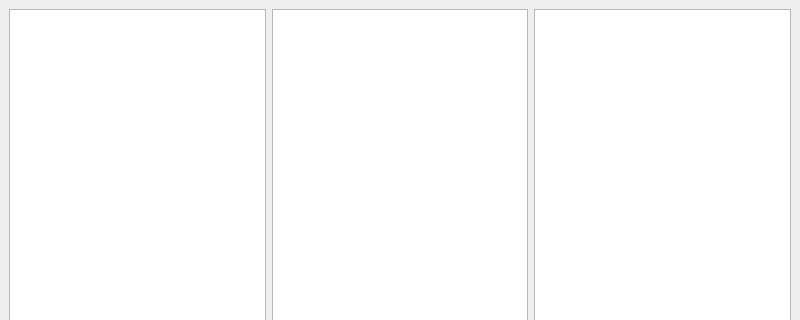
This is mainwindow.ui in junps/mips_simulator_gui as Qt 5 draws it before an edit; both pictures show x 0 to 800 and y 0 to 320 of the 800 by 600 pixel window. The edited form follows.
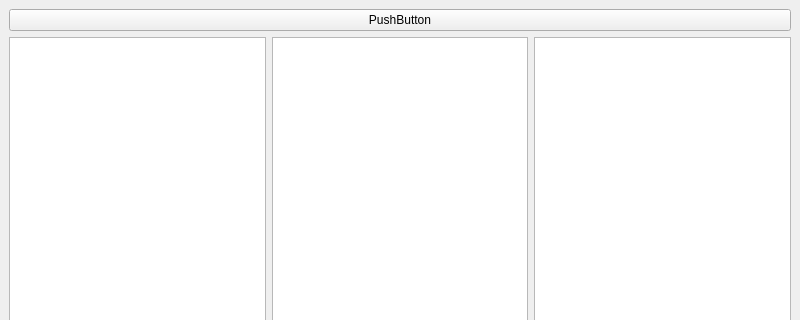
This is the edited form.

```diff
--- a/mainwindow.ui
+++ b/mainwindow.ui
@@ -15,6 +15,13 @@
   </property>
   <widget class="QWidget" name="centralwidget">
    <layout class="QVBoxLayout" name="verticalLayout_2">
+    <item>
+     <widget class="QPushButton" name="pushButton">
+      <property name="text">
+       <string>PushButton</string>
+      </property>
+     </widget>
+    </item>
     <item>
      <layout class="QVBoxLayout" name="verticalLayout">
       <item>
```
